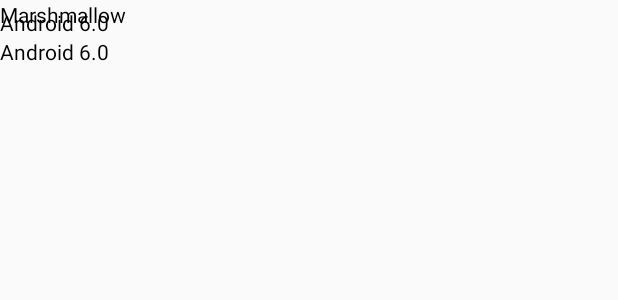
After one commit to EirikRogno/tdt4240_project, an Android app: the layout match_list_item.xml on its own in the app's theme, with its tools: preview values and no code run, on a phone screen of 412 x 824 dp. The commit adds this screen. Shown: the top 300 px of the screen. Run offline under Robolectric (Android 15) with nearby library versions, the phone set to English and light mode, and no system bars; network calls fail.

Commit message:
Now able to create new users. Matches are fetched from server and displayed on the main menu

```diff
--- a/app/src/main/AndroidManifest.xml
+++ b/app/src/main/AndroidManifest.xml
@@ -16,7 +16,6 @@
         <activity android:name=".drawing.DrawingActivity" />
         <activity
             android:name=".login.LogInActivity"
-            android:label="@string/title_activity_log_in"
             android:theme="@style/AppTheme.NoActionBar" >
             <intent-filter>
                 <action android:name="android.intent.action.MAIN" />
--- a/app/src/main/java/com/example/eirik/tdt4240_project/login/LogInActivity.java
+++ b/app/src/main/java/com/example/eirik/tdt4240_project/login/LogInActivity.java
@@ -23,10 +23,10 @@
         startActivity(new Intent(LogInActivity.this, MainMenuActivity.class));
     }
 
-    public void displayUserNotFound(){
+    public void displayMessage(String message){
         AlertDialog alertDialog = new AlertDialog.Builder(LogInActivity.this).create();
         alertDialog.setTitle("Error");
-        alertDialog.setMessage("User does not exist");
+        alertDialog.setMessage(message);
         alertDialog.setButton(AlertDialog.BUTTON_NEUTRAL, "OK",
                 new DialogInterface.OnClickListener() {
                     public void onClick(DialogInterface dialog, int which) {
@@ -42,7 +42,7 @@
     }
 
     public void newAccount(View v){
-        controller.createUser(usernameInput.getText().toString());
+        controller.createUser(usernameInput.getText().toString(), this);
     }
 
     @Override
--- a/app/src/main/java/com/example/eirik/tdt4240_project/models/Match.java
+++ b/app/src/main/java/com/example/eirik/tdt4240_project/models/Match.java
@@ -11,10 +11,9 @@
 
     private List<String> allowedStates = Arrays.asList("playerOne_drawing", "player_two_drawing", "playerOne_guessing", "player_two_guessing", "pending_invite");
 
-    public Match(String playerOne, String player_two){
+    public Match(String playerOne, String player_two, String state){
         this.playerOne = playerOne;
         this.playerTwo = player_two;
-        this.state = allowedStates.get(4);
     }
 
 
--- a/app/src/main/res/layout/activity_main_menu.xml
+++ b/app/src/main/res/layout/activity_main_menu.xml
@@ -28,8 +28,8 @@
         android:layout_alignParentLeft="true"
         android:layout_alignParentStart="true" />
 
-    <ExpandableListView
-        android:id="@+id/txtList"
+    <ListView
+        android:id="@+id/matchList"
         android:layout_width="match_parent"
         android:layout_height="match_parent"
         android:layout_below="@+id/txtActiveGames"
--- /dev/null
+++ b/app/src/main/res/layout/match_list_item.xml
@@ -0,0 +1,33 @@
+<?xml version="1.0" encoding="utf-8"?>
+<RelativeLayout xmlns:android="http://schemas.android.com/apk/res/android"
+    android:layout_width="match_parent"
+    android:layout_height="match_parent"
+    android:orientation="vertical">
+    <TextView
+        android:id="@+id/playerOne"
+        android:layout_width="wrap_content"
+        android:layout_height="wrap_content"
+        android:layout_alignParentTop="true"
+        android:text="Marshmallow"
+        android:textAppearance="?android:attr/textAppearanceSmall"
+        android:textColor="@android:color/black" />
+
+    <TextView
+        android:id="@+id/playerTwo"
+        android:layout_width="wrap_content"
+        android:layout_height="wrap_content"
+        android:layout_below="@+id/playerOne"
+        android:layout_marginTop="5dp"
+        android:text="Android 6.0"
+        android:textColor="@android:color/black" />
+
+
+    <TextView
+        android:id="@+id/state"
+        android:layout_width="wrap_content"
+        android:layout_height="wrap_content"
+        android:layout_marginTop="5dp"
+        android:text="Android 6.0"
+        android:textColor="@android:color/black" />
+
+</RelativeLayout>
--- a/app/src/main/res/values/strings.xml
+++ b/app/src/main/res/values/strings.xml
@@ -1,4 +1,4 @@
 <resources>
-    <string name="app_name">tdt4240_project</string>
+    <string name="app_name">Drawly</string>
     <string name="title_activity_log_in">LogInActivity</string>
 </resources>
```
Also changed, not shown: app/src/main/java/com/example/eirik/tdt4240_project/AppController.java (+11 -0 lines), app/src/main/java/com/example/eirik/tdt4240_project/login/LogInController.java (+12 -9 lines), app/src/main/java/com/example/eirik/tdt4240_project/mainmenu/MainMenuActivity.java (+7 -0 lines), app/src/main/java/com/example/eirik/tdt4240_project/mainmenu/MainMenuController.java (+65 -0 lines), app/src/main/java/com/example/eirik/tdt4240_project/mainmenu/MatchAdapter.java (added, +68 -0 lines).
